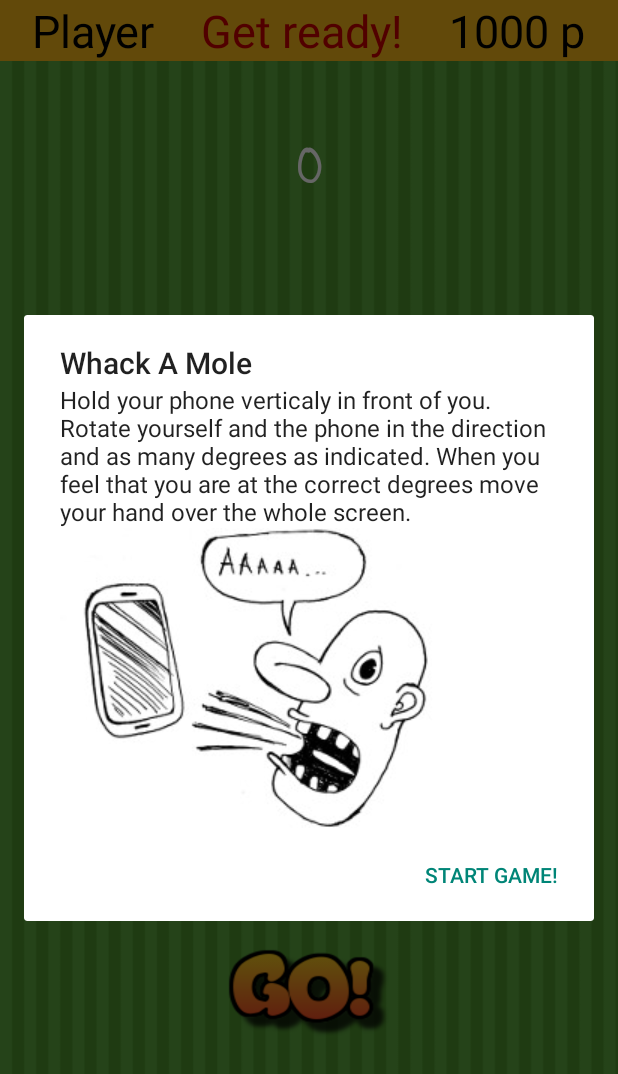
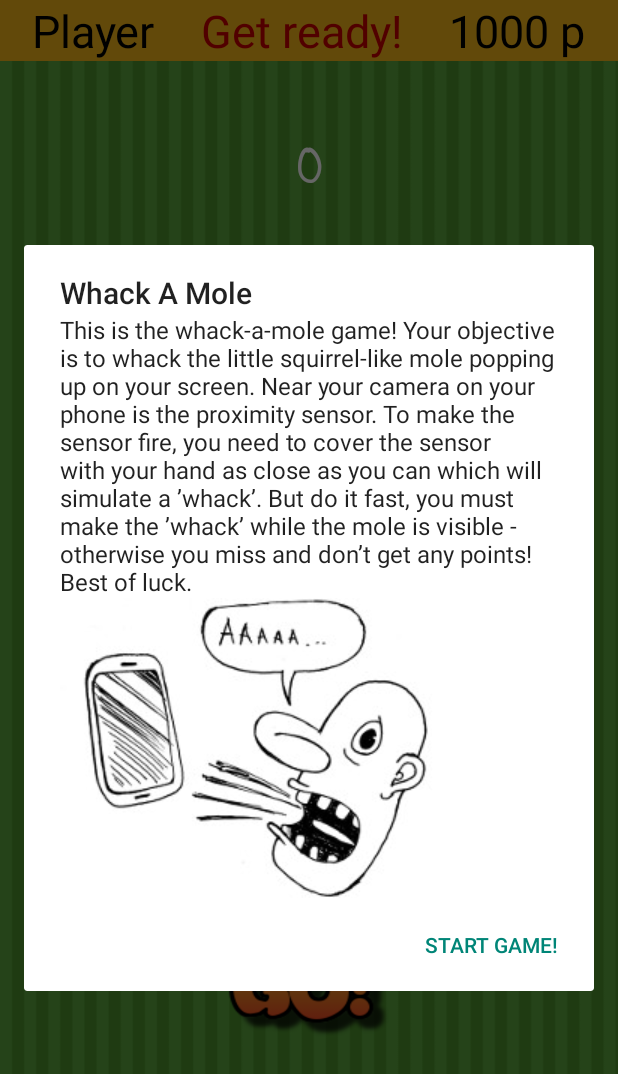
Before and after one commit to riomontana/PartyNonSense, an Android app: the fragment WhackAMoleFragment placed in its activity, on a phone screen of 412 x 824 dp. Shown: the top 1074 px of the screen. Run offline under Robolectric (Android 15) with nearby library versions, the phone set to English and light mode, and no system bars; 3 statements that could not run were skipped.

Commit message:
Fixat Strings Whack a mole

```diff
--- a/app/src/main/java/com/lfo/partynonsense/fragments/WhackAMoleFragment.java
+++ b/app/src/main/java/com/lfo/partynonsense/fragments/WhackAMoleFragment.java
@@ -101,7 +101,7 @@ public class WhackAMoleFragment extends Fragment implements SensorEventListener
         mProximitySensor = mSensorManager.getDefaultSensor(Sensor.TYPE_PROXIMITY);
         if (mProximitySensor != null) {
             mSensorManager.registerListener(this, mProximitySensor, SensorManager.SENSOR_DELAY_NORMAL);
-            Toast.makeText(getActivity(), "Proximity sensor ready!", Toast.LENGTH_LONG).show();
+//            Toast.makeText(getActivity(), "Proximity sensor ready!", Toast.LENGTH_LONG).show();
 
         } else {
             Toast.makeText(getActivity(), "Proximitysensor not avaiable", Toast.LENGTH_LONG).show();
@@ -119,7 +119,7 @@ public class WhackAMoleFragment extends Fragment implements SensorEventListener
     public void createGameInfoAlertDialog() {
         GameInfoAlertDialogFragment gameInfoDialog = new GameInfoAlertDialogFragment();
         gameInfoDialog.setTitle("Whack A Mole");
-        gameInfoDialog.setText(getResources().getString(R.string.rotate_game_info));
+        gameInfoDialog.setText(getResources().getString(R.string.whack_a_mole));
         gameInfoDialog.setImageResource(R.drawable.how_to_volumegame);
         gameInfoDialog.show(getActivity().getFragmentManager(), "Whack A Mole");
     }
--- a/app/src/main/res/values/strings.xml
+++ b/app/src/main/res/values/strings.xml
@@ -6,4 +6,5 @@
     <string name="rotate_game_info">Hold your phone verticaly in front of you.
         Rotate yourself and the phone in the direction and as many degrees as indicated.
         When you feel that you are at the correct degrees move your hand over the whole screen.</string>
+    <string name="whack_a_mole">"This is the whack-a-mole game! Your objective is to whack the little squirrel-like mole popping up on your screen. Near your camera on your phone is the proximity sensor. To make the sensor fire, you need to cover the sensor with your hand as close as you can which will simulate a ’whack’. But do it fast, you must make the ’whack’ while the mole is visible - otherwise you miss and don’t get any points! Best of luck."</string>
 </resources>
```
